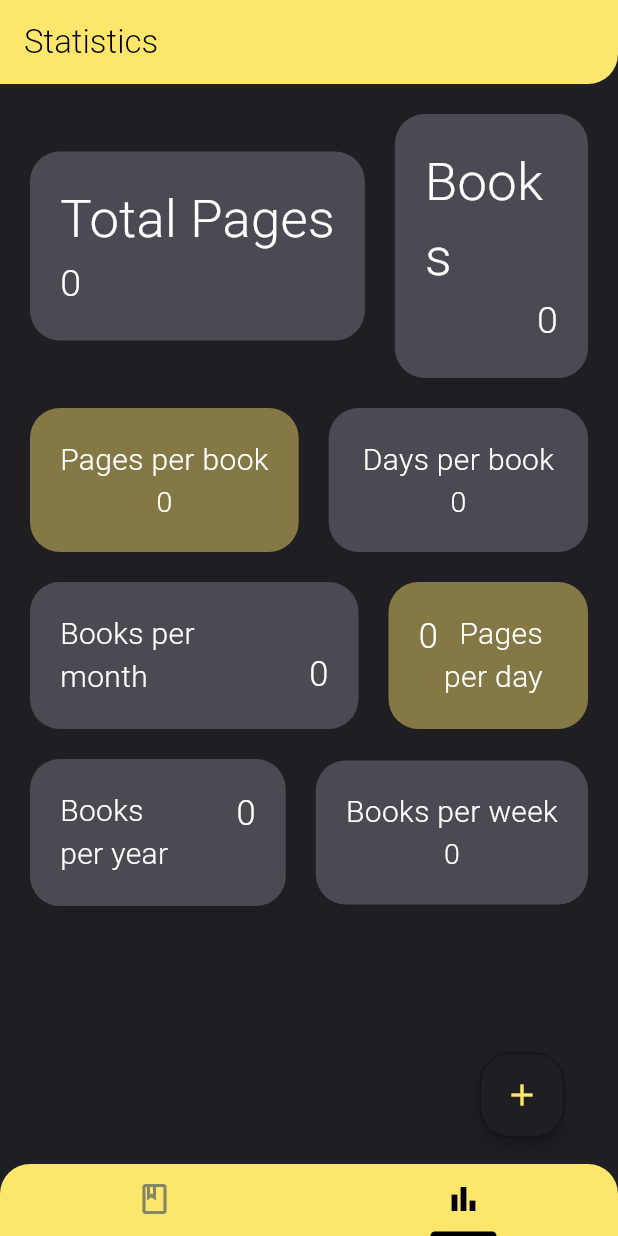
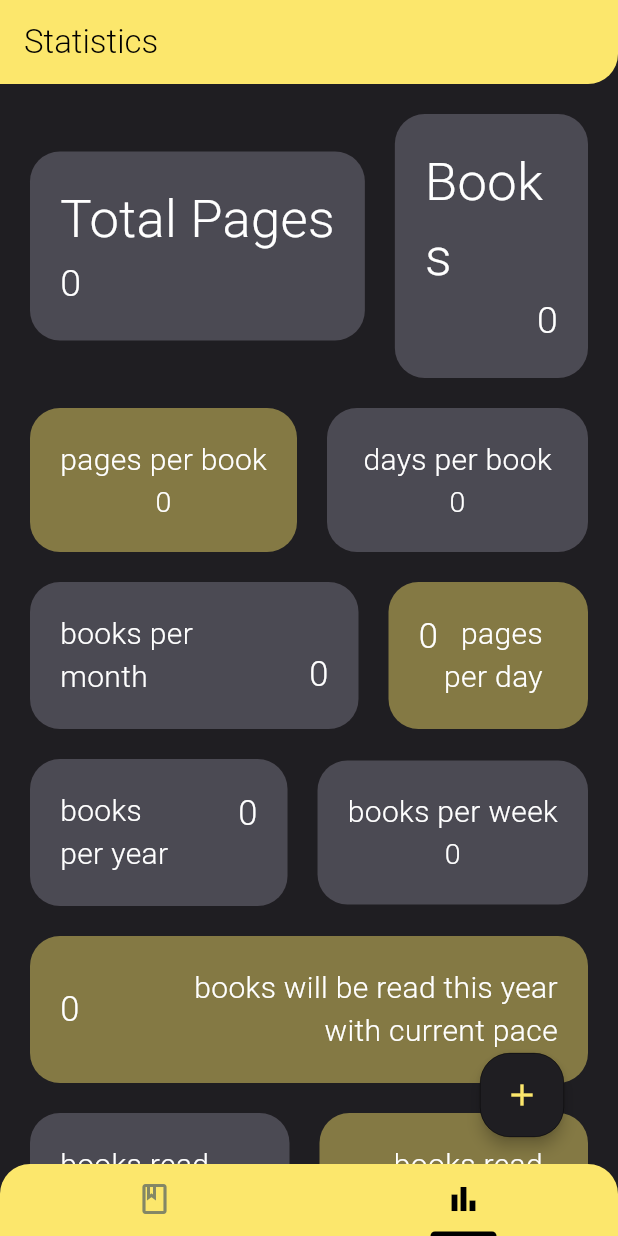
Before and after one commit to ozarski/BookTrackerFlutter, a Flutter app: the screen it shows after launch, tab 2 chosen, on a phone screen of 412 x 824 dp. Run offline on Flutter 3.47's test engine with Material 3 defaults, Android fonts, the light colour scheme and no system bars; our stand-ins replace connectivity_plus, dio, file_picker, fluttertoast, sqflite; accounts and stored records are empty.

Commit message:
Implemented new stats in the UI: predicted book count, books read this year/month

```diff
--- a/lib/features/statistics/data/repositories/stats_repository.dart
+++ b/lib/features/statistics/data/repositories/stats_repository.dart
@@ -170,7 +170,7 @@ class StatsRepository implements StatsRepositoryInterface {
     }
 
     final booksPerDay = bookCount / totalReadingTime;
-    final daysLeft = 365 - int.parse(DateFormat('D').format(currentDate));
+    final daysLeft = (currentDate.year % 4 == 0 ? 366 : 365) - int.parse(DateFormat('D').format(currentDate));
 
     return (booksPerDay * daysLeft).round() + bookCount;
   }
--- a/lib/features/statistics/domain/usecases/get_stats.dart
+++ b/lib/features/statistics/domain/usecases/get_stats.dart
@@ -18,6 +18,9 @@ class GetStatsUseCase implements UseCaseNoParams<Map<String, String>>{
       'days per book': (await statsRepository.getAverageReadingTime()).toStringAsFixed(1),
       'books per week': (await statsRepository.getBooksPerWeek()).toStringAsFixed(1),
       'books per year': (await statsRepository.getBooksPerYear()).toStringAsFixed(1),
+      'books to be read this year': (await statsRepository.booksToBeReadThisYear()).toString(),
+      'books read this year': (await statsRepository.booksReadInYear(DateTime.now().year)).toString(),
+      'books read this month': (await statsRepository.booksReadInMonth(DateTime.now().month, DateTime.now().year)).toString(),
     };
 
     return stats;
--- a/lib/features/statistics/presentation/pages/stats_tab.dart
+++ b/lib/features/statistics/presentation/pages/stats_tab.dart
@@ -29,7 +29,8 @@ class StatsTab extends StatelessWidget {
             statusBarIconBrightness: Brightness.dark),
         child: Consumer<StatsStateModel>(
           builder: (context, statsModel, child) {
-            return Column(
+            return SingleChildScrollView(
+              child: Column(
                 mainAxisAlignment: MainAxisAlignment.start,
                 crossAxisAlignment: CrossAxisAlignment.start,
                 children: [
@@ -60,8 +61,20 @@ class StatsTab extends StatelessWidget {
                       booksPerYear(context, statsModel),
                       booksPerWeek(context, statsModel)
                     ],
-                )
+                  ),
+                  Row(
+                    children: [
+                      booksToBeRead(context, statsModel),
                     ],
+                  ),
+                  Row(
+                    children: [
+                      booksReadThisYear(context, statsModel),
+                      bookReadThisMonth(context, statsModel),
+                    ],
+                  ),
+                ],
+              ),
             );
           },
         ),
@@ -111,7 +124,7 @@ class StatsTab extends StatelessWidget {
     return statContainer(
       Column(
         children: [
-          const Text('Pages per book',
+          const Text('pages per book',
               style: TextStyle(color: Colors.white, fontSize: 20)),
           Text(statsModel.stats['pages per book'] ?? '0',
               style: const TextStyle(color: Colors.white, fontSize: 19)),
@@ -129,7 +142,7 @@ class StatsTab extends StatelessWidget {
       child: statContainer(
         Column(
           children: [
-            const Text('Days per book',
+            const Text('days per book',
                 style: TextStyle(color: Colors.white, fontSize: 20)),
             Text(statsModel.stats['days per book'] ?? '0',
                 style: const TextStyle(color: Colors.white, fontSize: 19)),
@@ -153,7 +166,7 @@ class StatsTab extends StatelessWidget {
           const SizedBox(
             width: 70,
             child: Text(
-              'Pages per day',
+              'pages per day',
               style: TextStyle(
                 color: Colors.white,
                 fontSize: 20,
@@ -180,7 +193,7 @@ class StatsTab extends StatelessWidget {
             const SizedBox(
               width: 90,
               child: Text(
-                'Books per month',
+                'books per month',
                 style: TextStyle(color: Colors.white, fontSize: 20),
               ),
             ).addPadding(const EdgeInsets.only(right: 10)),
@@ -200,7 +213,7 @@ class StatsTab extends StatelessWidget {
     return statContainer(
       Column(
         children: [
-          const Text('Books per week',
+          const Text('books per week',
               style: TextStyle(color: Colors.white, fontSize: 20)),
           Text(statsModel.stats['books per week'] ?? '0',
               style: const TextStyle(color: Colors.white, fontSize: 19)),
@@ -223,7 +236,7 @@ class StatsTab extends StatelessWidget {
             const SizedBox(
               width: 80,
               child: Text(
-                'Books per year',
+                'books per year',
                 style: TextStyle(color: Colors.white, fontSize: 20),
               ),
             ).addPadding(const EdgeInsets.only(right: 0)),
@@ -235,6 +248,83 @@ class StatsTab extends StatelessWidget {
         Theme.of(context).colorScheme.tertiary,
       ).addPadding(
         const EdgeInsets.only(top: 10, bottom: 10, right: 10, left: 20),
+      ),
+    );
+  }
+
+  Widget booksToBeRead(BuildContext context, StatsStateModel statsModel) {
+    return Expanded(
+      child: statContainer(
+        Row(
+          mainAxisAlignment: MainAxisAlignment.spaceBetween,
+          children: [
+            Text(statsModel.stats['books to be read this year'] ?? '0',
+                style: const TextStyle(color: Colors.white, fontSize: 23)),
+            const SizedBox(
+              width: 250,
+              child: Text(
+                'books will be read this year with current pace',
+                style: TextStyle(color: Colors.white, fontSize: 20),
+                textAlign: TextAlign.right,
+              ),
+            ),
+          ],
+        ).addPadding(const EdgeInsets.all(20)),
+        context,
+        const Color.fromARGB(116, 252, 230, 108),
+      ).addPadding(
+        const EdgeInsets.symmetric(horizontal: 20, vertical: 10),
+      ),
+    );
+  }
+
+  Widget booksReadThisYear(BuildContext context, StatsStateModel statsModel) {
+    return statContainer(
+      Row(
+        crossAxisAlignment: CrossAxisAlignment.end,
+        children: [
+          const SizedBox(
+            width: 100,
+            child: Text(
+              'books read this year',
+              style: TextStyle(color: Colors.white, fontSize: 20),
+              textAlign: TextAlign.left,
+            ),
+          ).addPadding(const EdgeInsets.only(right: 20)),
+          Text(statsModel.stats['books read this year'] ?? '0',
+              style: const TextStyle(color: Colors.white, fontSize: 23)),
+        ],
+      ).addPadding(const EdgeInsets.all(20)),
+      context,
+      Theme.of(context).colorScheme.tertiary,
+    ).addPadding(
+      const EdgeInsets.only(top: 10, bottom: 10, right: 10, left: 20),
+    );
+  }
+
+  Widget bookReadThisMonth(BuildContext context, StatsStateModel statsModel) {
+    return Expanded(
+      child: statContainer(
+        Row(
+          mainAxisAlignment: MainAxisAlignment.spaceBetween,
+          crossAxisAlignment: CrossAxisAlignment.end,
+          children: [
+            Text(statsModel.stats['books read this month'] ?? '0',
+                style: const TextStyle(color: Colors.white, fontSize: 23)),
+            const SizedBox(
+              width: 100,
+              child: Text(
+                'books read this month',
+                style: TextStyle(color: Colors.white, fontSize: 20),
+                textAlign: TextAlign.right,
+              ),
+            ).addPadding(const EdgeInsets.only(right: 10)),
+          ],
+        ).addPadding(const EdgeInsets.all(20)),
+        context,
+        const Color.fromARGB(116, 252, 230, 108),
+      ).addPadding(
+        const EdgeInsets.only(top: 10, bottom: 10, right: 20, left: 10),
       ),
     );
   }
@@ -251,44 +341,4 @@ class StatsTab extends StatelessWidget {
       child: content,
     );
   }
-
-  Widget statsLeftColumn(StatsStateModel statsModel) {
-    return Column(
-      mainAxisAlignment: MainAxisAlignment.center,
-      children: [
-        StatWidget(
-                title: "total books",
-                value: statsModel.stats['total books'] ?? '0')
-            .addPadding(const EdgeInsets.only(bottom: 25)),
-        StatWidget(
-                title: "pages per day",
-                value: statsModel.stats['pages per day'] ?? '0')
-            .addPadding(const EdgeInsets.only(bottom: 25)),
-        StatWidget(
-                title: "books per month",
-                value: statsModel.stats['books per month'] ?? '0')
-            .addPadding(const EdgeInsets.only(bottom: 25)),
-      ],
-    );
 }
-
-  Widget statsRightColumn(StatsStateModel statsModel) {
-    return Column(
-      mainAxisAlignment: MainAxisAlignment.center,
-      children: [
-        StatWidget(
-                title: "pages per book",
-                value: statsModel.stats['pages per book'] ?? '0')
-            .addPadding(const EdgeInsets.only(bottom: 25)),
-        StatWidget(
-                title: "days per book",
-                value: statsModel.stats['days per book'] ?? '0')
-            .addPadding(const EdgeInsets.only(bottom: 25)),
-        StatWidget(
-                title: "books per week",
-                value: statsModel.stats['books per week'] ?? '0')
-            .addPadding(const EdgeInsets.only(bottom: 25)),
-      ],
-    );
-  }
-}
```
Lines whose indentation alone changed are shown as unchanged.
